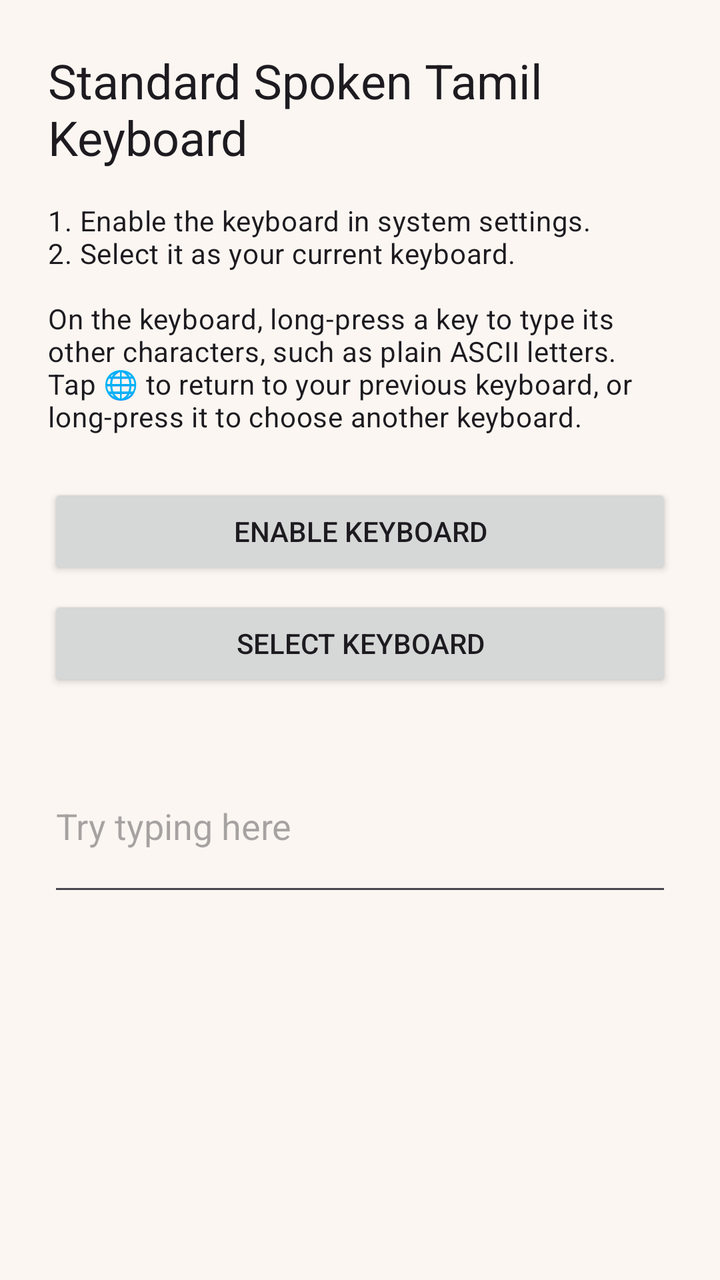
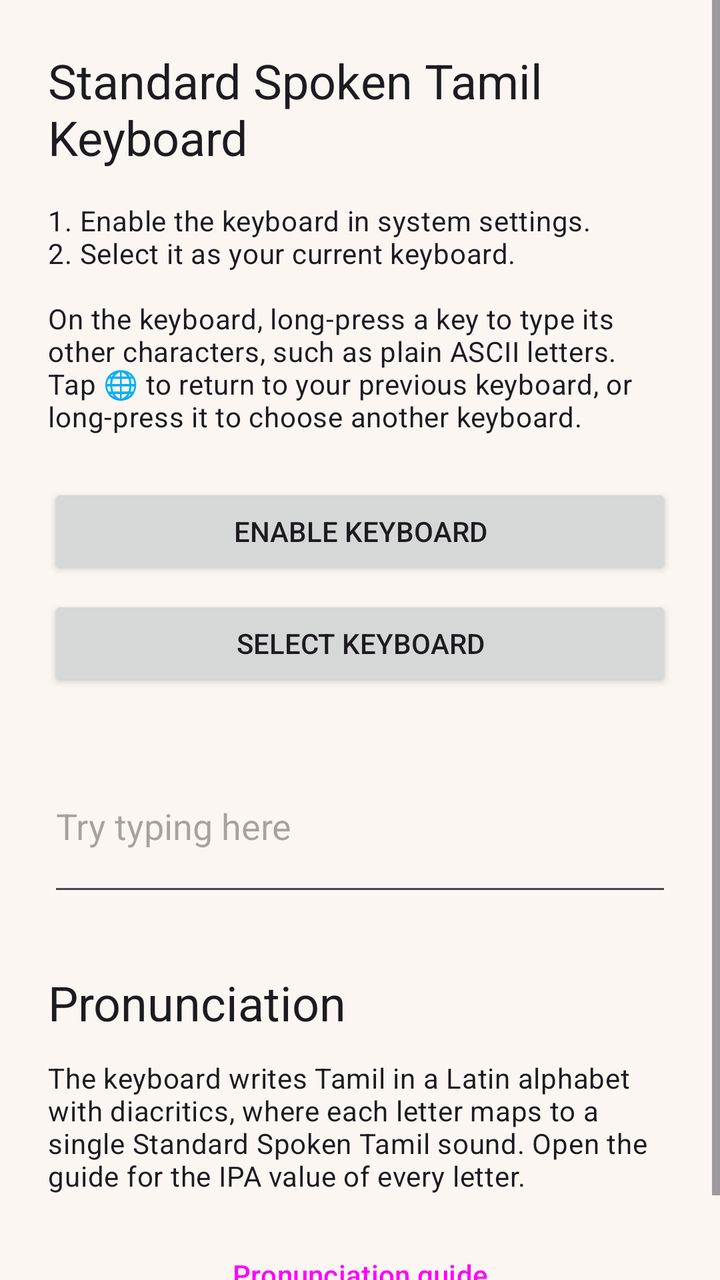

Two renders of the same Android screen: before a commit and after it. Below are the layout's source before the change and the commit's diff.
<!-- AndroidManifest.xml: application theme Theme.StandardSpokenTamilKeyboard -->
<!-- res/layout/activity_main.xml -->
<?xml version="1.0" encoding="utf-8"?>
<ScrollView xmlns:android="http://schemas.android.com/apk/res/android"
    xmlns:tools="http://schemas.android.com/tools"
    android:id="@+id/main"
    android:layout_width="match_parent"
    android:layout_height="match_parent"
    tools:context=".MainActivity">

    <LinearLayout
        android:layout_width="match_parent"
        android:layout_height="wrap_content"
        android:orientation="vertical"
        android:padding="24dp">

        <TextView
            android:layout_width="wrap_content"
            android:layout_height="wrap_content"
            android:text="@string/setup_title"
            android:textAppearance="?attr/textAppearanceHeadlineSmall" />

        <TextView
            android:id="@+id/instructions"
            android:layout_width="match_parent"
            android:layout_height="wrap_content"
            android:layout_marginTop="16dp"
            android:text="@string/setup_instructions"
            android:textAppearance="?attr/textAppearanceBodyMedium" />

        <Button
            android:id="@+id/enable_button"
            android:layout_width="match_parent"
            android:layout_height="wrap_content"
            android:layout_marginTop="24dp"
            android:text="@string/setup_enable" />

        <Button
            android:id="@+id/select_button"
            android:layout_width="match_parent"
            android:layout_height="wrap_content"
            android:layout_marginTop="8dp"
            android:text="@string/setup_select" />

        <EditText
            android:id="@+id/test_input"
            android:layout_width="match_parent"
            android:layout_height="wrap_content"
            android:layout_marginTop="24dp"
            android:hint="@string/setup_test_hint"
            android:importantForAutofill="no"
            android:inputType="textMultiLine"
            android:minLines="3" />
    </LinearLayout>
</ScrollView>
<!-- resources referenced by this layout -->
<resources>
  <string name="setup_enable">Enable keyboard</string>
  <string name="setup_instructions">1. Enable the keyboard in system settings.\n2. Select it as your current keyboard.\n\nOn the keyboard, long-press a key to type its other characters, such as plain ASCII letters. Tap 🌐 to return to your previous keyboard, or long-press it to choose another keyboard.</string>
  <string name="setup_select">Select keyboard</string>
  <string name="setup_test_hint">Try typing here</string>
  <string name="setup_title">Standard Spoken Tamil Keyboard</string>
  <style name="Theme.StandardSpokenTamilKeyboard" parent="Base.Theme.StandardSpokenTamilKeyboard" />
  <style name="Base.Theme.StandardSpokenTamilKeyboard" parent="Theme.Material3.DayNight.NoActionBar">
          <item name="colorPrimary">@color/app_primary</item>
          <item name="colorOnPrimary">@color/app_on_primary</item>
          <item name="colorPrimaryContainer">@color/app_primary_container</item>
          <item name="colorOnPrimaryContainer">@color/app_on_primary_container</item>
          <item name="colorSecondary">@color/app_primary</item>
          <item name="colorOnSecondary">@color/app_on_primary</item>
          <item name="android:colorBackground">@color/app_background</item>
          <item name="colorOnBackground">@color/app_on_background</item>
          <item name="colorSurface">@color/app_background</item>
          <item name="colorOnSurface">@color/app_on_background</item>
      </style>
  <color name="app_primary">#FF5D4037</color>
  <color name="app_on_primary">@color/white</color>
  <color name="app_primary_container">#FFF1DCC8</color>
  <color name="app_on_primary_container">#FF3E2723</color>
  <color name="app_background">#FFFBF6F1</color>
  <color name="app_on_background">#FF2B1F1A</color>
  <color name="white">#FFFFFFFF</color>
</resources>

<!-- the commit's change to res/layout/activity_main.xml (unified diff, before → after) -->
@@ -49,5 +49,28 @@
             android:importantForAutofill="no"
             android:inputType="textMultiLine"
             android:minLines="3" />
+
+        <TextView
+            android:layout_width="wrap_content"
+            android:layout_height="wrap_content"
+            android:layout_marginTop="32dp"
+            android:text="@string/pron_title"
+            android:textAppearance="?attr/textAppearanceHeadlineSmall" />
+
+        <TextView
+            android:layout_width="match_parent"
+            android:layout_height="wrap_content"
+            android:layout_marginTop="12dp"
+            android:text="@string/pron_summary"
+            android:textAppearance="?attr/textAppearanceBodyMedium" />
+
+        
+        <Button
+            android:id="@+id/pron_button"
+            style="?attr/materialButtonOutlinedStyle"
+            android:layout_width="match_parent"
+            android:layout_height="wrap_content"
+            android:layout_marginTop="16dp"
+            android:text="@string/pron_open_guide" />
     </LinearLayout>
 </ScrollView>
<!-- resource entries referenced after the edit -->
@@ -1,5 +1,8 @@
 <!-- resources referenced by this layout -->
 <resources>
+  <string name="pron_open_guide">Pronunciation guide</string>
+  <string name="pron_summary">The keyboard writes Tamil in a Latin alphabet with diacritics, where each letter maps to a single Standard Spoken Tamil sound. Open the guide for the IPA value of every letter.</string>
+  <string name="pron_title">Pronunciation</string>
   <string name="setup_enable">Enable keyboard</string>
   <string name="setup_instructions">1. Enable the keyboard in system settings.\n2. Select it as your current keyboard.\n\nOn the keyboard, long-press a key to type its other characters, such as plain ASCII letters. Tap 🌐 to return to your previous keyboard, or long-press it to choose another keyboard.</string>
   <string name="setup_select">Select keyboard</string>
